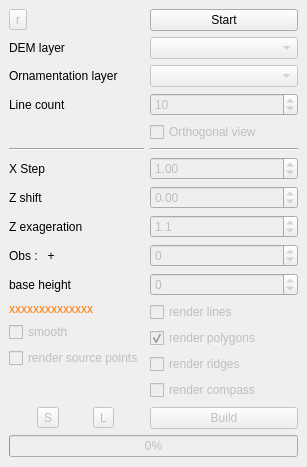
First picture: the form in dem_slicer/ui/dem_slicer_dockwidget_base.ui, repository xcaeag/Dem-Slicer-Qgis-Plugin, before the edit.
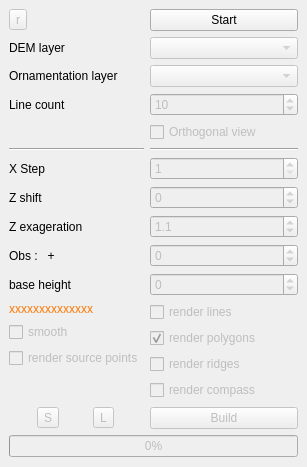
Second picture: the form after the edit.

Commit message: Pas des spinbox ajusté, algo ridges optimisé

```diff
--- a/dem_slicer/ui/dem_slicer_dockwidget_base.ui
+++ b/dem_slicer/ui/dem_slicer_dockwidget_base.ui
@@ -184,11 +184,14 @@
         <property name="enabled">
          <bool>false</bool>
         </property>
+        <property name="decimals">
+         <number>0</number>
+        </property>
         <property name="minimum">
-         <double>-1000.000000000000000</double>
+         <double>-9999.000000000000000</double>
         </property>
         <property name="maximum">
-         <double>10000.000000000000000</double>
+         <double>99999.000000000000000</double>
         </property>
         <property name="singleStep">
          <double>50.000000000000000</double>
@@ -408,11 +411,14 @@
         <property name="enabled">
          <bool>false</bool>
         </property>
+        <property name="decimals">
+         <number>0</number>
+        </property>
         <property name="minimum">
-         <double>0.010000000000000</double>
+         <double>1.000000000000000</double>
         </property>
         <property name="maximum">
-         <double>9999.000000000000000</double>
+         <double>999999.000000000000000</double>
         </property>
         <property name="value">
          <double>1.000000000000000</double>
```
The commit also changes 1 other file.
